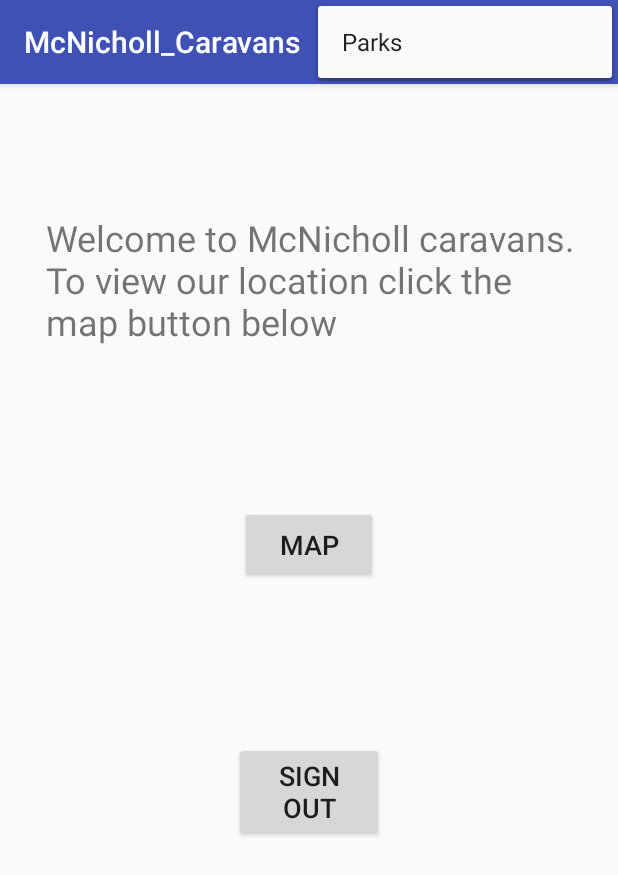
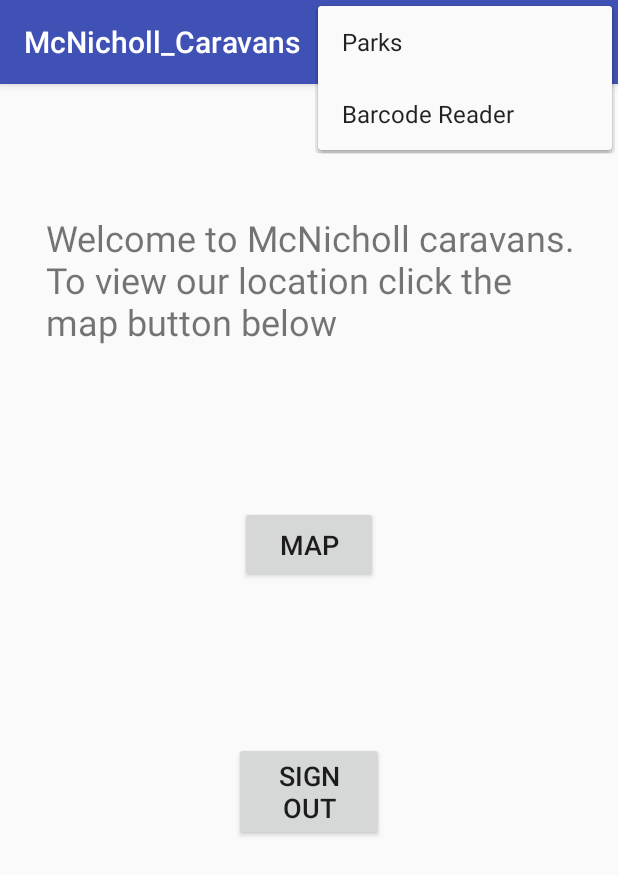
Before and after one commit to B00641907/McNicholl_Caravans, an Android app: the screen it shows after launch once a user with an empty profile is signed in (HomePageActivity), with the options menu open, on a phone screen of 412 x 824 dp. Shown: the top 875 px of the screen. Run offline under Robolectric (Android 15) with nearby library versions, the phone set to English and light mode, and no system bars; our stand-ins replace Firebase (no records; nobody signed in at launch, a user with empty details on screens opened directly).

Commit message:
Barcode Reader

```diff
--- a/app/src/main/res/menu/menu.xml
+++ b/app/src/main/res/menu/menu.xml
@@ -18,6 +18,14 @@
 
     </item>
 
+    <item
+        android:id="@+id/BarcodeReader"
+        android:orderInCategory="300"
+        app:showAsAction="never"
+        android:title="Barcode Reader">
+
+    </item>
+
 
 
 </menu>
```
